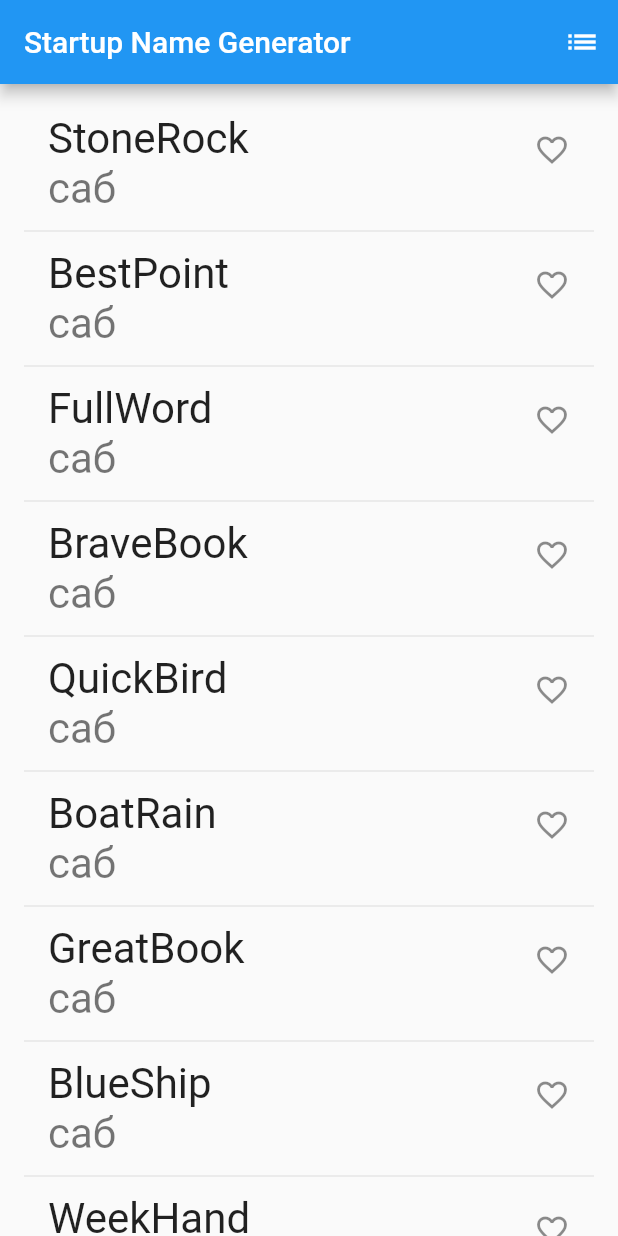
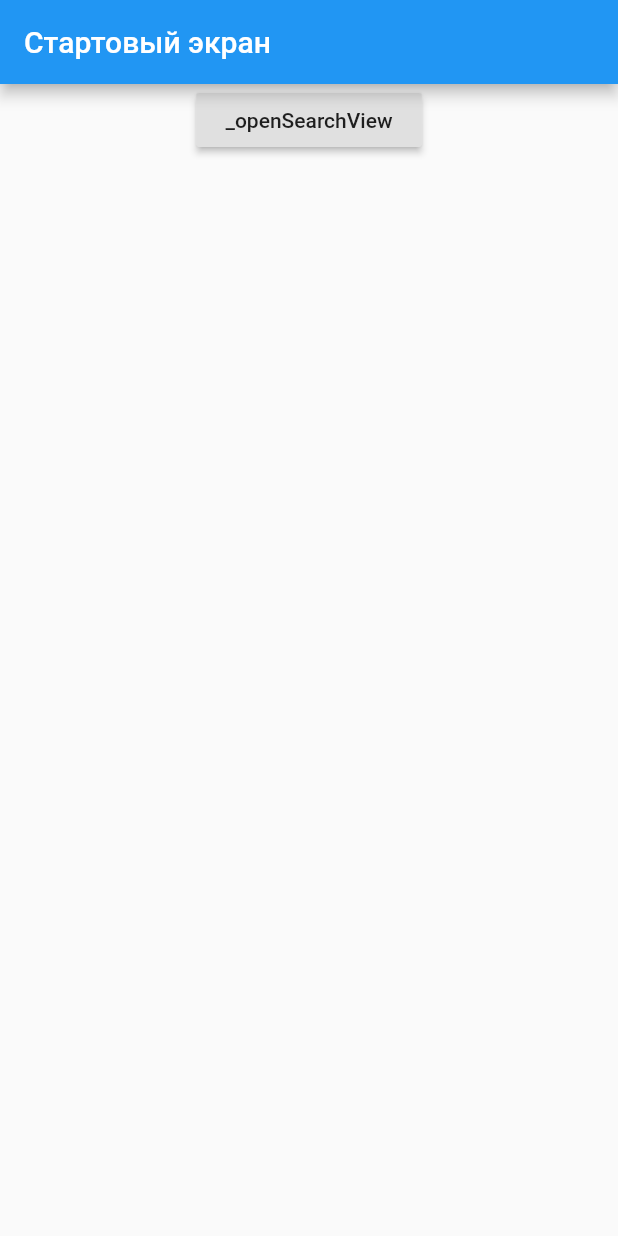
Before and after one commit to ivanlardis/Flutter, a Flutter app: the screen it shows after launch, on a phone screen of 412 x 824 dp. Run offline on Flutter 3.47's test engine with Material 2 defaults, Android fonts, the phone set to English and light mode, and no system bars; missing offline and left inert: flutter_ble_lib.

Commit message:
-старт работы с ble

```diff
--- a/lib/main.dart
+++ b/lib/main.dart
@@ -1,141 +1,5 @@
 import 'package:flutter/material.dart';
-
-import 'package:english_words/english_words.dart';
-
-void main() => runApp(new MyApp());
-
-class MyApp extends StatelessWidget {
-  @override
-  Widget build(BuildContext context) {
-    final wordPair = new WordPair.random();
-
-    return new MaterialApp(
-      title: 'Welcome to Flutter',
-      home:  new RandomWords(),
-    );
-  }
+import 'package:flutter_app/presentation/SplashView.dart';
 
 
-
-}
-
-class RandomWords extends StatefulWidget {
-  @override
-  createState() => new RandomWordsState();
-}
-
-class RandomWordsState extends State<RandomWords> {
-  final _suggestions = <WordPair>[];
-
-  final _saved = new Set<WordPair>();
-
-  final _biggerFont = const TextStyle(fontSize: 28.0);
-
-  @override
-  Widget build(BuildContext context) {
-    return new Scaffold (
-      appBar: new AppBar(
-        title: new Text('Startup Name Generator'),
-        actions: <Widget>[
-          new IconButton(icon: new Icon(Icons.list), onPressed: _pushSaved),
-        ],
-      ),
-
-      body: _buildSuggestions(),
-    );
-
-  }
-
-  void _pushSaved() {
-    Navigator.of(context).push(
-      new MaterialPageRoute(
-        builder: (context) {
-          final tiles = _saved.map(
-                (pair) {
-              return new ListTile(
-                title: new Text(
-                  pair.asPascalCase,
-                  style: _biggerFont,
-                ),
-              );
-            },
-          );
-          final divided = ListTile
-              .divideTiles(
-            context: context,
-            tiles: tiles,
-          )
-              .toList();
-
-          return new Scaffold(
-            appBar: new AppBar(
-              title: new Text('Saved Suggestions'),
-            ),
-            body: new ListView(children: divided),
-          );
-        },
-      ),
-    );
-  }
-
-
-  Widget _buildSuggestions() {
-    return new ListView.builder(
-        padding: const EdgeInsets.all(16.0),
-        // The itemBuilder callback is called once per suggested word pairing,
-        // and places each suggestion into a ListTile row.
-        // For even rows, the function adds a ListTile row for the word pairing.
-        // For odd rows, the function adds a Divider widget to visually
-        // separate the entries. Note that the divider may be difficult
-        // to see on smaller devices.
-        itemBuilder: (context, i) {
-          // Add a one-pixel-high divider widget before each row in theListView.
-          if (i.isOdd) return new Divider();
-
-          // The syntax "i ~/ 2" divides i by 2 and returns an integer result.
-          // For example: 1, 2, 3, 4, 5 becomes 0, 1, 1, 2, 2.
-          // This calculates the actual number of word pairings in the ListView,
-          // minus the divider widgets.
-          final index = i ~/ 2;
-          // If you've reached the end of the available word pairings...
-          if (index >= _suggestions.length) {
-            // ...then generate 10 more and add them to the suggestions list.
-            _suggestions.addAll(generateWordPairs().take(10));
-          }
-          return _buildRow(_suggestions[index]);
-        }
-    );
-  }
-
-
-  Widget _buildRow(WordPair pair) {
-    final alreadySaved = _saved.contains(pair);
-
-
-
-    return new ListTile(
-      title: new Text(
-        pair.asPascalCase,
-        style: _biggerFont,
-      ),
-      subtitle: new Text(
-        "саб",
-        style: _biggerFont,
-      ),
-      trailing: new Icon(
-        alreadySaved ? Icons.favorite : Icons.favorite_border,
-        color: alreadySaved ? Colors.red : null,
-      ),
-      onLongPress: () {
-        setState(() {
-          if (alreadySaved) {
-            _saved.remove(pair);
-          } else {
-            _saved.add(pair);
-          }
-        });
-      },
-
-    );
-  }
-}
+void main() => runApp(new TabBarDemo());
--- /dev/null
+++ b/lib/presentation/SplashView.dart
@@ -0,0 +1,60 @@
+import 'package:flutter/material.dart';
+import 'package:flutter_app/presentation/SearchView.dart';
+import 'package:flutter_ble_lib/flutter_ble_lib.dart';
+
+class TabBarDemo extends StatelessWidget {
+  @override
+  Widget build(BuildContext context) {
+
+    return new MaterialApp(
+      home: new Scaffold(
+        appBar: new AppBar(
+          title: new Text('Стартовый экран '),
+        ),
+        body: new Center(
+
+            child: new Column(
+              children: <Widget>[
+                new RandomWords(),]
+              ,)
+
+        ),
+
+      ),
+    );
+  }
+}
+
+
+class RandomWords extends StatefulWidget {
+  @override
+  createState() => new RandomWordsState();
+}
+
+class RandomWordsState extends State<RandomWords> {
+  @override
+  Widget build(BuildContext context) {
+    return new RaisedButton(onPressed: _openSearchView
+      ,
+      child: new Text(" _openSearchView "),
+    );
+  }
+
+  void _openSearchView() {
+    FlutterBleLib.instance.createClient(null).then(
+            (data) =>
+
+
+                Navigator.of(context).push(
+                  new MaterialPageRoute(
+                    builder: (context) {
+                      return new SearchView();
+                    },
+                  ),
+                )
+
+    );
+
+
+  }
+}
--- a/pubspec.yaml
+++ b/pubspec.yaml
@@ -8,7 +8,7 @@ dependencies:
   # The following adds the Cupertino Icons font to your application.
   # Use with the CupertinoIcons class for iOS style icons.
   cupertino_icons: ^0.1.0
-  english_words: ^3.1.0
+  flutter_ble_lib: "^1.0.0"
 
 dev_dependencies:
   flutter_test:
```
Also changed, not shown: lib/presentation/SearchView.dart (added, +99 -0 lines), pubspec.lock, 3 other files.
